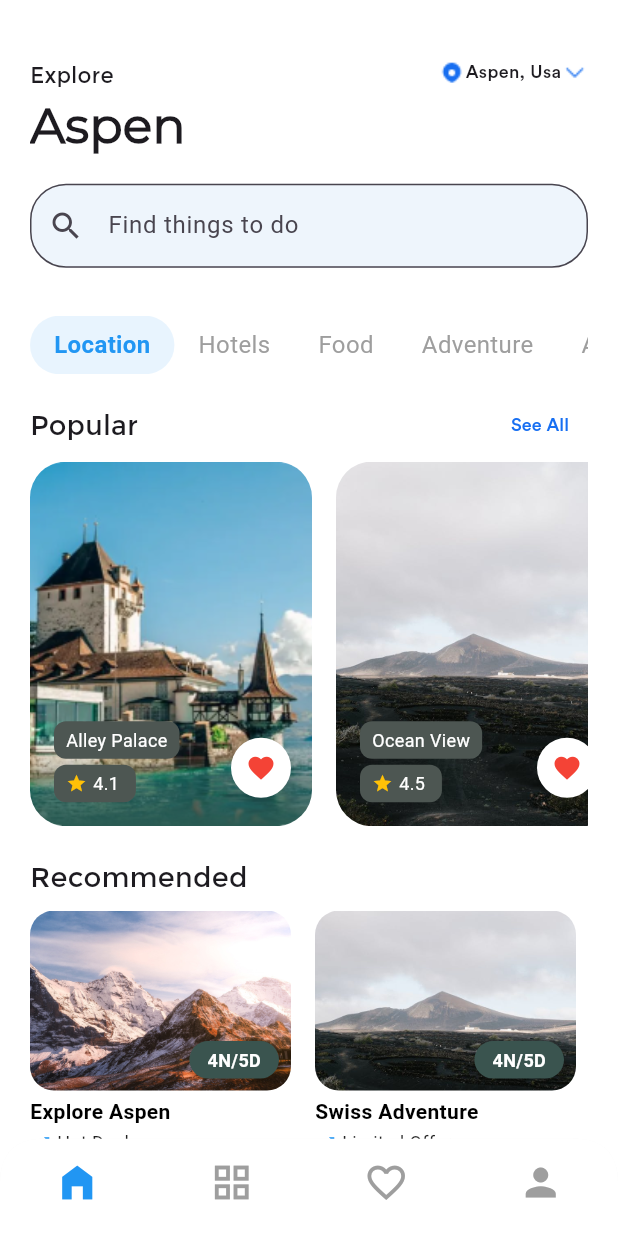
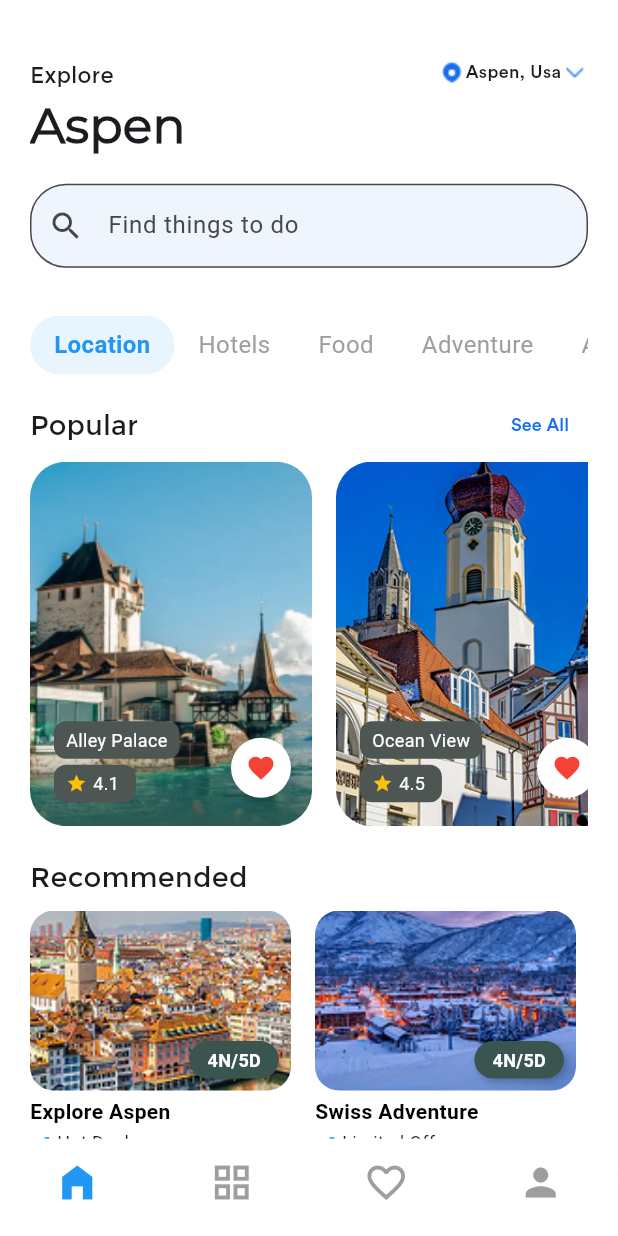
Before and after one commit to takiul-sumon/Travel-App, a Flutter app: the HotelDetails screen opened directly, after a tap on the "arrow back ios" icon, on a phone screen of 412 x 824 dp. Run offline on Flutter 3.47's test engine with Material 3 defaults, Android fonts, the phone set to English and light mode, and no system bars; our stand-ins replace sizer.

```diff
--- a/lib/Hotel_Details.dart
+++ b/lib/Hotel_Details.dart
@@ -39,7 +39,7 @@ class HotelDetails extends StatelessWidget {
                         height: 42.h,
                         decoration: const BoxDecoration(
                           image: DecorationImage(
-                            image: AssetImage('assets/photos/image2.jpg'),
+                            image: AssetImage('assets/photos/image7.png'),
                             fit: BoxFit.cover,
                           ),
                           borderRadius:
--- a/lib/dashboard.dart
+++ b/lib/dashboard.dart
@@ -32,7 +32,7 @@ class _ChooseHotelState extends State<ChooseHotel> {
       {
         'name': 'Ocean View',
         'rating': '4.5 ',
-        'image': 'assets/photos/image2.jpg'
+        'image': 'assets/photos/image7.png'
       },
       {
         'name': 'Mountain Escape',
--- a/lib/travel_list.dart
+++ b/lib/travel_list.dart
@@ -5,17 +5,17 @@ class TravelListScreen extends StatelessWidget {
 
   final List<Map<String, String>> travelDeals = const [
     {
-      'image': 'assets/photos/image1.jpg',
+      'image': 'assets/photos/image8.png',
       'title': 'Explore Aspen',
       'deal': 'Hot Deal',
     },
     {
-      'image': 'assets/photos/image2.jpg',
+      'image': 'assets/photos/image9.png',
       'title': 'Swiss Adventure',
       'deal': 'Limited Offer',
     },
     {
-      'image': 'assets/photos/image3.jpg',
+      'image': 'assets/photos/image5.jpg',
       'title': 'Paris Getaway',
       'deal': 'Exclusive',
     },
```
Also changed, not shown: assets/photos/image7.png (added), assets/photos/image8.png (added), assets/photos/image9.png (added).
